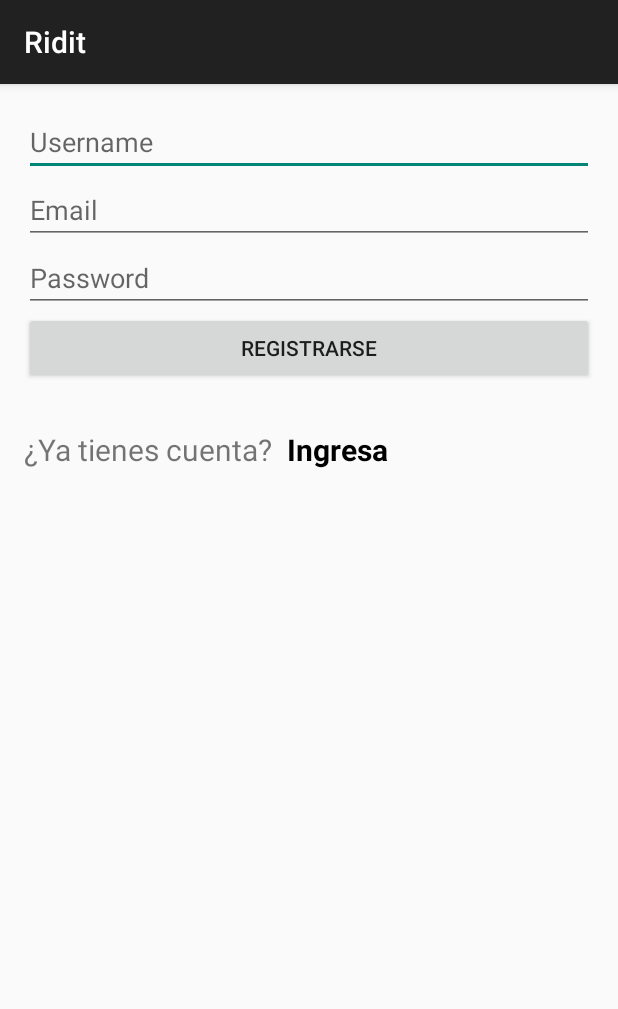
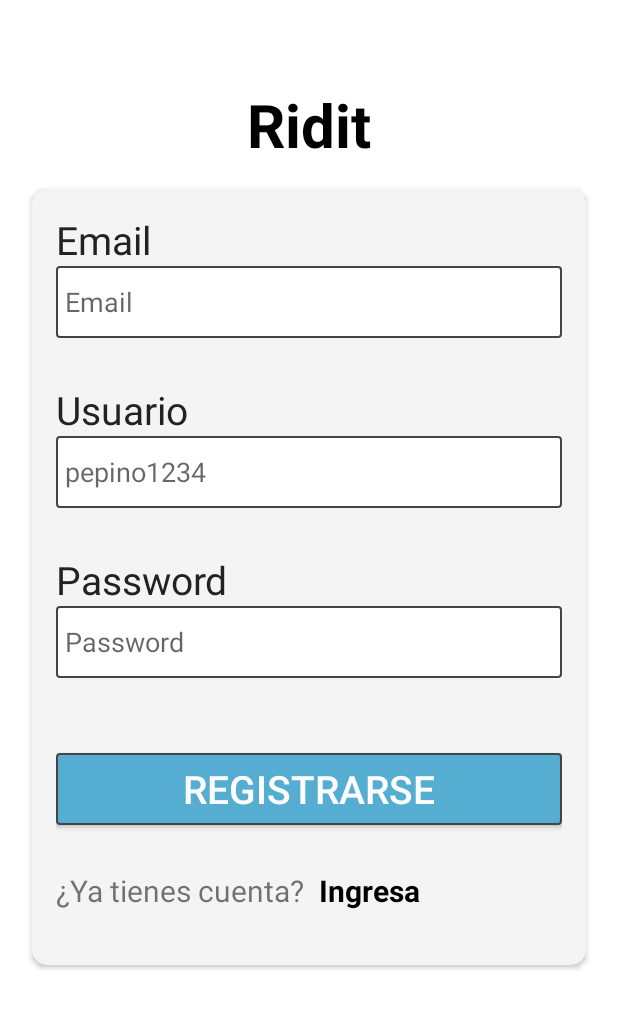
Before and after one commit to SAINTTTT/kotlin-ridit, an Android app built with Jetpack Compose: the RegisterActivity screen opened directly, with no data from a screen before it, on a phone screen of 412 x 824 dp. Shown: the top 1009 px of the screen. Run offline under Robolectric (Android 15) with nearby library versions, the phone set to English and light mode, and no system bars; our stand-ins replace Firebase (no records; nobody signed in at launch, a user with empty details on screens opened directly).

Commit message:
Mejoras estéticas en pantalla de registro

```diff
--- a/app/src/main/java/com/example/kotlin_ridit/RegisterActivity.kt
+++ b/app/src/main/java/com/example/kotlin_ridit/RegisterActivity.kt
@@ -24,6 +24,7 @@ class RegisterActivity : AppCompatActivity() {
     override fun onCreate(savedInstanceState: Bundle?) {
         super.onCreate(savedInstanceState)
         setContentView(R.layout.activity_register)
+        supportActionBar?.hide()
         initComponents()
         initUI()
     }
--- a/app/src/main/res/layout/activity_register.xml
+++ b/app/src/main/res/layout/activity_register.xml
@@ -1,37 +1,103 @@
 <?xml version="1.0" encoding="utf-8"?>
 <LinearLayout xmlns:android="http://schemas.android.com/apk/res/android"
+    xmlns:app="http://schemas.android.com/apk/res-auto"
+    android:layout_width="match_parent"
+    android:layout_height="match_parent"
+    android:background="#fff"
+    android:orientation="vertical"
+    android:padding="16dp">
+
+    <TextView
+        android:layout_width="match_parent"
+        android:layout_height="wrap_content"
+        android:layout_marginTop="40dp"
+        android:layout_marginBottom="10dp"
+        android:text="Ridit"
+        android:textAlignment="center"
+        android:textColor="@color/black"
+        android:textSize="40sp"
+        android:textStyle="bold" />
+
+    <androidx.cardview.widget.CardView
+        android:layout_width="match_parent"
+        android:layout_height="wrap_content"
+        android:layout_gravity="center_horizontal"
+        app:cardBackgroundColor="@color/light_grey_1"
+        app:cardCornerRadius="10dp"
+        app:cardUseCompatPadding="true">
+
+        <LinearLayout
             android:layout_width="match_parent"
             android:layout_height="match_parent"
             android:orientation="vertical"
             android:padding="16dp">
 
-    <EditText
-        android:id="@+id/etRegisterUsername"
+            <TextView
                 android:layout_width="match_parent"
                 android:layout_height="wrap_content"
-        android:hint="Username"
-        android:inputType="textPersonName" />
+                android:text="Email"
+                android:textColor="@color/text_dark"
+                android:textSize="26sp" />
 
             <EditText
                 android:id="@+id/etRegisterEmail"
                 android:layout_width="match_parent"
                 android:layout_height="wrap_content"
-        android:hint="@string/register_hint_email" />
+                android:layout_marginBottom="30dp"
+                android:background="@drawable/input_text_border"
+                android:hint="@string/register_hint_email"
+                android:minHeight="48dp"
+                android:paddingHorizontal="6dp"
+                android:paddingVertical="10dp" />
 
+            <TextView
+                android:layout_width="match_parent"
+                android:layout_height="wrap_content"
+                android:text="Usuario"
+                android:textColor="@color/text_dark"
+                android:textSize="26sp" />
+
+            <EditText
+                android:id="@+id/etRegisterUsername"
+                android:layout_width="match_parent"
+                android:layout_height="wrap_content"
+                android:layout_marginBottom="30dp"
+                android:background="@drawable/input_text_border"
+                android:hint="pepino1234"
+                android:inputType="textPersonName"
+                android:minHeight="48dp"
+                android:paddingHorizontal="6dp"
+                android:paddingVertical="10dp" />
+
+
+            <TextView
+                android:layout_width="match_parent"
+                android:layout_height="wrap_content"
+                android:text="Password"
+                android:textColor="@color/text_dark"
+                android:textSize="26sp" />
 
             <EditText
                 android:id="@+id/etRegisterPassword"
                 android:layout_width="match_parent"
                 android:layout_height="wrap_content"
+                android:layout_marginBottom="50dp"
+                android:background="@drawable/input_text_border"
                 android:hint="@string/register_hint_password"
-        android:inputType="textPassword" />
+                android:inputType="textPassword"
+                android:minHeight="48dp"
+                android:paddingHorizontal="6dp"
+                android:paddingVertical="10dp" />
 
             <Button
                 android:id="@+id/btnRegister"
                 android:layout_width="match_parent"
                 android:layout_height="wrap_content"
                 android:layout_marginBottom="30dp"
-        android:text="@string/register_btn_text" />
+                android:background="@drawable/action_btn"
+                android:text="@string/register_btn_text"
+                android:textColor="@color/accent_white"
+                android:textSize="26sp" />
 
             <LinearLayout
                 android:layout_width="match_parent"
@@ -58,3 +124,7 @@
 
 
         </LinearLayout>
+
+    </androidx.cardview.widget.CardView>
+
+</LinearLayout>
```
Lines whose indentation alone changed are shown as unchanged.
